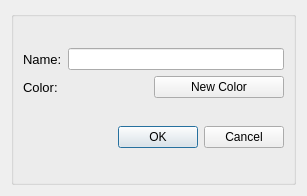
Old version of the form src/gui/add_alternative.ui in the repository Ecotrust/delphos.
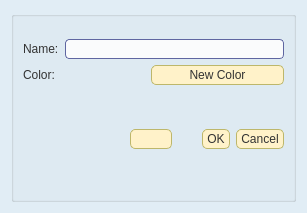
New version of the form. Icons and pictures are not drawn. Custom widgets are drawn as their Qt base class.

Diff of the .ui file:
```diff
--- a/src/gui/add_alternative.ui
+++ b/src/gui/add_alternative.ui
@@ -9,31 +9,169 @@
     <x>0</x>
     <y>0</y>
     <width>307</width>
-    <height>196</height>
+    <height>213</height>
    </rect>
   </property>
   <property name="font" >
    <font>
-    <family>Arial</family>
-    <pointsize>9</pointsize>
+    <family>arial</family>
    </font>
   </property>
   <property name="windowTitle" >
    <string>Add Alternative</string>
   </property>
-  <layout class="QHBoxLayout" >
+  <property name="styleSheet" >
+   <string notr="true" >.QWidget {
+   background-color: #E1EDF5;
+}
+
+/*Non-main window popup widgets
+QWidget {
+     background-color: #f0f0f5;
+}
+*/
+
+
+	
+QWidget {
+    font-family: arial;
+    color: #333333;	
+}
+
+
+QHeaderView::section {
+    padding-left: 2px;
+    padding-right: 4px;
+    background-color: #FFF7DB;
+    border-width: 1px;
+    border-color: darkkhaki;
+    border-style: solid;
+}
+
+QHeaderView::section:hover {
+   background-color: #FFDF94;
+}
+
+/* Increase the padding, so the text is shifted when the button is
+   pressed. */
+QHeaderView::section:pressed {
+    padding-left: 4px;
+    padding-top: 4px;
+    background-color: #E6A84C;
+}
+
+QMainWindow {
+    background-color: gainsboro;
+    background-position: top right;
+    background-repeat: no-repeat
+}
+
+
+/* Nice Windows-XP-style password character. */
+QLineEdit[echoMode="2"] {
+    lineedit-password-character: 9679;
+}
+
+/* We provide a min-width and min-height for push buttons
+   so that they look elegant regardless of the width of the text. */
+QPushButton {
+    background-color: #FFF2C9;
+    border-width: 1px;
+    border-color: darkkhaki;
+    border-style: solid;
+    border-radius: 5;
+    padding: 2px;
+    padding-left: 4px;
+    padding-right: 4px;
+    min-width: 9ex;
+    min-height: 2.5ex;
+}
+
+QPushButton:hover {
+   background-color: #FFDF94;
+}
+
+/* Increase the padding, so the text is shifted when the button is
+   pressed. */
+QPushButton:pressed {
+    padding-left: 4px;
+    padding-top: 4px;
+    background-color: #E6A84C;
+}
+
+QLabel, QAbstractButton {
+    font: normal;
+}
+
+/* Mark mandatory fields with a brownish color. */
+.mandatory {
+    color: brown;
+}
+
+/* Bold text on status bar looks awful. */
+QStatusBar QLabel {
+   font: normal;
+}
+
+QStatusBar::item {
+    border-width: 1;
+    border-color: darkkhaki;
+    border-style: solid;
+    border-radius: 2;
+}
+
+QComboBox, QLineEdit, QSpinBox, QTextEdit, QListView {
+    background-color: #fafbfc;
+    selection-color: #0a214c;
+    selection-background-color: #FFF2C9;
+}
+
+/* We reserve 1 pixel space in padding. When we get the focus,
+   we kill the padding and enlarge the border. This makes the items
+   glow. */
+QLineEdit {
+    border-width: 1px;
+    padding: 1px;
+    border-style: solid;
+    border-color: #5f66a1;
+    border-radius: 4px;
+}
+
+/* As mentioned above, eliminate the padding and increase the border. */
+QLineEdit:focus, QFrame:focus {
+    border-width: 2px;
+    padding: 0px;
+}
+
+/* Nice to have the background color change when hovered. */
+QRadioButton:hover, QCheckBox:hover {
+    background-color: #FFDF94;
+}
+
+/* Force the dialog's buttons to follow the Windows guidelines. */
+QDialogButtonBox {
+    button-layout: 0;
+}
+
+QToolTip {
+    padding: 5px;
+    border-radius: 3px;
+    opacity: 200;
+}
+</string>
+  </property>
+  <layout class="QHBoxLayout" name="horizontalLayout_2" >
    <item>
     <widget class="QGroupBox" name="groupBox_4" >
      <property name="font" >
       <font>
-       <family>Arial</family>
-       <pointsize>12</pointsize>
+       <family>arial</family>
       </font>
      </property>
      <property name="title" >
       <string/>
      </property>
-     <layout class="QVBoxLayout" >
+     <layout class="QVBoxLayout" name="verticalLayout" >
       <item>
        <layout class="QHBoxLayout" >
         <item>
@@ -42,8 +180,10 @@
            <widget class="QLabel" name="name_label" >
             <property name="font" >
              <font>
-              <family>Arial</family>
-              <pointsize>10</pointsize>
+              <family>arial</family>
+              <weight>50</weight>
+              <italic>false</italic>
+              <bold>false</bold>
              </font>
             </property>
             <property name="text" >
@@ -55,8 +195,10 @@
            <widget class="QLabel" name="color_label" >
             <property name="font" >
              <font>
-              <family>Arial</family>
-              <pointsize>10</pointsize>
+              <family>arial</family>
+              <weight>50</weight>
+              <italic>false</italic>
+              <bold>false</bold>
              </font>
             </property>
             <property name="text" >
@@ -78,8 +220,7 @@
             </property>
             <property name="font" >
              <font>
-              <family>Arial</family>
-              <pointsize>9</pointsize>
+              <family>arial</family>
              </font>
             </property>
             <property name="focusPolicy" >
@@ -108,8 +249,10 @@
               </property>
               <property name="font" >
                <font>
-                <family>Arial</family>
-                <pointsize>12</pointsize>
+                <family>arial</family>
+                <weight>50</weight>
+                <italic>false</italic>
+                <bold>false</bold>
                </font>
               </property>
               <property name="text" >
@@ -121,8 +264,10 @@
              <widget class="QPushButton" name="change_color_button" >
               <property name="font" >
                <font>
-                <family>Arial</family>
-                <pointsize>9</pointsize>
+                <family>arial</family>
+                <weight>50</weight>
+                <italic>false</italic>
+                <bold>false</bold>
                </font>
               </property>
               <property name="text" >
@@ -137,33 +282,29 @@
        </layout>
       </item>
       <item>
-       <layout class="QHBoxLayout" >
+       <layout class="QHBoxLayout" name="horizontalLayout" >
         <item>
          <spacer>
           <property name="font" >
            <font>
-            <family>Arial</family>
-            <pointsize>12</pointsize>
+            <family>arial</family>
            </font>
           </property>
           <property name="orientation" >
            <enum>Qt::Horizontal</enum>
           </property>
-          <property name="sizeHint" >
+          <property name="sizeHint" stdset="0" >
            <size>
-            <width>81</width>
-            <height>20</height>
+            <width>58</width>
+            <height>71</height>
            </size>
           </property>
          </spacer>
         </item>
         <item>
          <widget class="HelpButton" name="help_define_alternatives" >
-          <property name="font" >
-           <font>
-            <family>Arial</family>
-            <pointsize>10</pointsize>
-           </font>
+          <property name="accessibleName" >
+           <string/>
           </property>
           <property name="accessibleDescription" >
            <string>help_definir_las_alternativas</string>
@@ -189,12 +330,11 @@
          <widget class="QDialogButtonBox" name="add_alternative_box" >
           <property name="font" >
            <font>
-            <family>Arial</family>
-            <pointsize>9</pointsize>
+            <family>arial</family>
            </font>
           </property>
           <property name="standardButtons" >
-           <set>QDialogButtonBox::Cancel|QDialogButtonBox::NoButton|QDialogButtonBox::Ok</set>
+           <set>QDialogButtonBox::Cancel|QDialogButtonBox::Ok</set>
           </property>
          </widget>
         </item>
```
Left out of the diff: 7 changed lines with no effect on the pictures.
